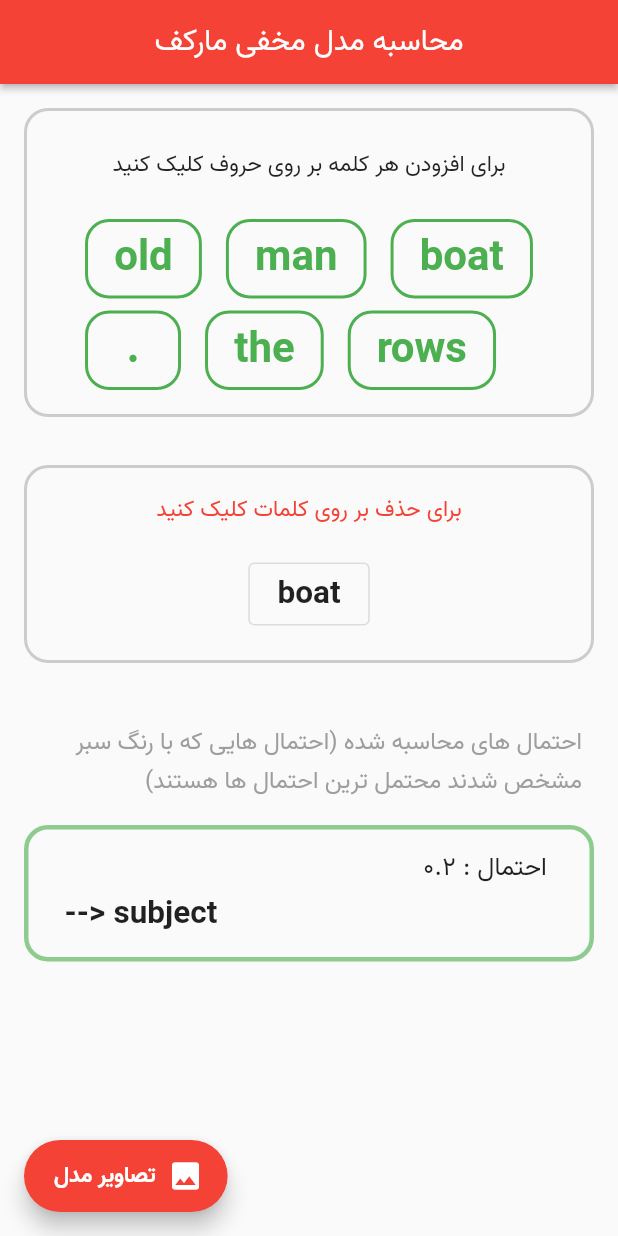
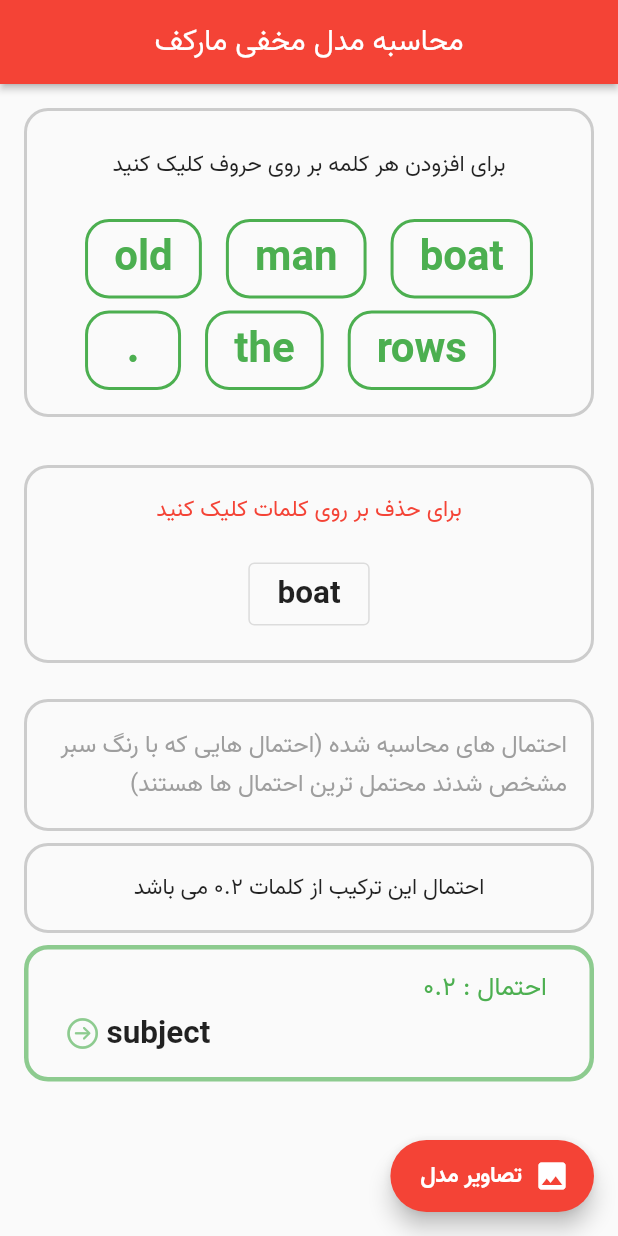
Before and after one commit to setbap/hmm, a Flutter app: the screen it shows after launch, after a tap on "boat", on a phone screen of 412 x 824 dp. Run offline on Flutter 3.47's test engine with Material 2 defaults, Android fonts, the light colour scheme and no system bars; our stand-ins replace url_strategy.

Commit message:
improve ui and add max

```diff
--- a/lib/main.dart
+++ b/lib/main.dart
@@ -1,9 +1,12 @@
 import 'dart:math';
+import 'package:flutter/cupertino.dart';
+import 'package:flutter/material.dart';
+import 'package:url_strategy/url_strategy.dart';
 import 'package:flutter_localizations/flutter_localizations.dart';
-import 'package:flutter/material.dart';
 import 'package:hmm/hmm/hmm.dart';
 
 void main() {
+  setPathUrlStrategy();
   runApp(const MyApp());
 }
 
@@ -77,10 +80,12 @@ class _MyHomePageState extends State<MyHomePage> {
     final wordList = selectedWord.map((e) => e.name);
     final data = hmmCalc(wordList.toList());
     final bool canAddMore = !(data.isEmpty && selectedWord.isNotEmpty);
+
     double maxProb = 0;
-    if (data.isNotEmpty) {
-      maxProb =
-          data.length > 1 ? data.map((e) => e.prob).reduce(max) : data[0].prob;
+    double sumProb = 0;
+    for (var i = 0; i < data.length; i++) {
+      maxProb = max(maxProb, data[i].prob);
+      sumProb += data[i].prob;
     }
     final color = canAddMore ? Colors.green : Colors.red;
     return Scaffold(
@@ -211,20 +216,15 @@ class _MyHomePageState extends State<MyHomePage> {
                   ),
                 ),
               ),
-              const SliverToBoxAdapter(
-                child: SizedBox(
-                  height: 24,
-                ),
-              ),
-              const SliverPadding(
-                padding: EdgeInsets.only(
-                  top: 0,
-                  right: 24,
-                  left: 24,
-                  bottom: 8,
-                ),
-                sliver: SliverToBoxAdapter(
-                  child: Text(
+              SliverToBoxAdapter(
+                child: Container(
+                  margin: const EdgeInsets.symmetric(
+                    horizontal: 16,
+                    vertical: 8,
+                  ),
+                  padding: const EdgeInsets.all(16.0),
+                  decoration: boxDecoration,
+                  child: const Text(
                     "احتمال های محاسبه شده (احتمال هایی که با رنگ سبر مشخص شدند محتمل ترین احتمال ها هستند)",
                     style: TextStyle(
                       color: Colors.grey,
@@ -234,14 +234,29 @@ class _MyHomePageState extends State<MyHomePage> {
                   ),
                 ),
               ),
+              if (selectedWord.isNotEmpty && data.isNotEmpty)
+                SliverToBoxAdapter(
+                  child: Container(
+                    margin: const EdgeInsets.symmetric(horizontal: 16),
+                    padding: const EdgeInsets.all(16.0),
+                    decoration: boxDecoration,
+                    child: Center(
+                      child: Text(
+                        "احتمال این ترکیب از کلمات $sumProb می باشد",
+                        // style: Theme.of(context).textTheme.headline5,
+                      ),
+                    ),
+                  ),
+                ),
               SliverList(
                 delegate: SliverChildListDelegate(
                   data
                       .map(
-                        (e) => Container(
-                          margin: const EdgeInsets.symmetric(
-                            horizontal: 16,
-                            vertical: 8,
+                        (item) => Container(
+                          margin: const EdgeInsets.only(
+                            right: 16,
+                            left: 16,
+                            top: 8,
                           ),
                           padding: const EdgeInsets.symmetric(
                             vertical: 8,
@@ -251,7 +266,7 @@ class _MyHomePageState extends State<MyHomePage> {
                             borderRadius: BorderRadius.circular(16),
                             border: Border.all(
                               width: 3,
-                              color: (e.prob == maxProb
+                              color: (item.prob == maxProb
                                       ? Colors.green
                                       : Colors.red)
                                   .withAlpha(160),
@@ -260,23 +275,42 @@ class _MyHomePageState extends State<MyHomePage> {
                           child: ListTile(
                             title: Text(
                               // display(e.prob),
-                              " احتمال : ${e.prob.toString()} ",
+                              " احتمال : ${item.prob.toString()} ",
+                              style: TextStyle(
+                                color: (item.prob == maxProb
+                                    ? Colors.green
+                                    : Colors.red),
+                              ),
                             ),
                             subtitle: Directionality(
                               textDirection: TextDirection.ltr,
                               child: Builder(builder: (context) {
                                 return Wrap(
-                                  runSpacing: 8,
-                                  spacing: 12,
-                                  children: e.states
-                                      .map((e) => Column(children: [
+                                  runSpacing: 12,
+                                  spacing: 20,
+                                  direction: Axis.horizontal,
+                                  children: item.states
+                                      .map(
+                                        (e) => Row(
+                                          mainAxisSize: MainAxisSize.min,
+                                          children: [
+                                            Icon(
+                                              CupertinoIcons.arrow_right_circle,
+                                              color: (item.prob == maxProb
+                                                      ? Colors.green
+                                                      : Colors.red)
+                                                  .withAlpha(160),
+                                            ),
+                                            const SizedBox(width: 4),
                                             Text(
-                                              "--> $e ",
+                                              e,
                                               style: Theme.of(context)
                                                   .textTheme
                                                   .headline6,
                                             )
-                                          ]))
+                                          ],
+                                        ),
+                                      )
                                       .toList(),
                                 );
                               }),
@@ -324,6 +358,7 @@ class _MyHomePageState extends State<MyHomePage> {
           ),
         ),
       ),
+      floatingActionButtonLocation: FloatingActionButtonLocation.startFloat,
       floatingActionButton: FloatingActionButton.extended(
         onPressed: () {
           showDialog(
--- a/pubspec.yaml
+++ b/pubspec.yaml
@@ -33,6 +33,7 @@ dependencies:
   # The following adds the Cupertino Icons font to your application.
   # Use with the CupertinoIcons class for iOS style icons.
   cupertino_icons: ^1.0.2
+  url_strategy: ^0.2.0
 
 dev_dependencies:
   flutter_test:
```
Also changed, not shown: pubspec.lock, 1 other file.
